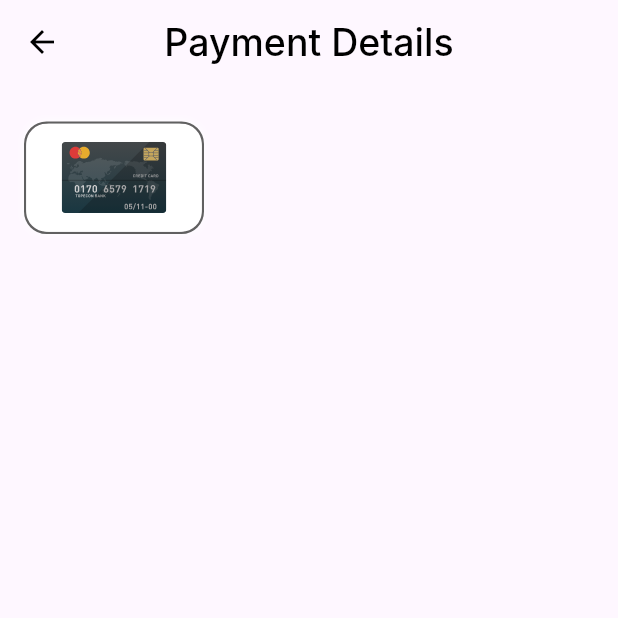
After one commit to ammar74/Payment-Integration, a Flutter app: the screen it shows after launch, after a tap on "Complete Payment", on a phone screen of 412 x 824 dp, the top half of it. The commit adds this screen. Run offline on Flutter 3.47's test engine with Material 3 defaults, Android fonts, the phone set to English and light mode, and no system bars; our stand-ins replace flutter_svg; Roboto replaces fonts that are missing (Inter).

Commit message:
create paymentMethod Item

```diff
--- /dev/null
+++ b/lib/core/widgets/custom_app_bar.dart
@@ -0,0 +1,18 @@
+import 'package:flutter/material.dart';
+import 'package:payment/core/utils/styles.dart';
+
+AppBar buildAppBar({required final String title}) {
+  return AppBar(
+    elevation: 0,
+    backgroundColor: Colors.transparent,
+    leading: IconButton(
+      icon: const Icon(
+        Icons.arrow_back,
+        color: Colors.black,
+      ),
+      onPressed: () {},
+    ),
+    centerTitle: true,
+    title: Text(title, style: Styles.style25),
+  );
+}
--- a/lib/features/payment/presentation/views/my_cart_view.dart
+++ b/lib/features/payment/presentation/views/my_cart_view.dart
@@ -1,5 +1,5 @@
 import 'package:flutter/material.dart';
-import 'package:payment/core/utils/styles.dart';
+import 'package:payment/core/widgets/custom_app_bar.dart';
 import 'package:payment/features/payment/presentation/views/widgets/my_cart_view_body.dart';
 
 class MyCartView extends StatelessWidget {
@@ -8,19 +8,7 @@ class MyCartView extends StatelessWidget {
   @override
   Widget build(BuildContext context) {
     return Scaffold(
-      appBar: AppBar(
-        elevation: 0,
-        backgroundColor: Colors.transparent,
-        leading: IconButton(
-          icon: const Icon(
-            Icons.arrow_back,
-            color: Colors.black,
-          ),
-          onPressed: () {},
-        ),
-        centerTitle: true,
-        title: const Text('My Cart', style: Styles.style25),
-      ),
+      appBar: buildAppBar(title: 'My Cart'),
       body: const MyCartViewBody(),
     );
   }
--- /dev/null
+++ b/lib/features/payment/presentation/views/payment_details_view.dart
@@ -0,0 +1,15 @@
+import 'package:flutter/material.dart';
+import 'package:payment/core/widgets/custom_app_bar.dart';
+import 'package:payment/features/payment/presentation/views/widgets/payment_details_view_body.dart';
+
+class PaymentDetailsView extends StatelessWidget {
+  const PaymentDetailsView({super.key});
+
+  @override
+  Widget build(BuildContext context) {
+    return Scaffold(
+      appBar: buildAppBar(title: 'Payment Details'),
+      body: const PaymentDetailsViewBody(),
+    );
+  }
+}
--- a/lib/features/payment/presentation/views/widgets/my_cart_view_body.dart
+++ b/lib/features/payment/presentation/views/widgets/my_cart_view_body.dart
@@ -1,4 +1,5 @@
 import 'package:flutter/material.dart';
+import 'package:payment/features/payment/presentation/views/payment_details_view.dart';
 import 'package:payment/features/payment/presentation/views/widgets/custom_button.dart';
 import 'package:payment/features/payment/presentation/views/widgets/order_info_item.dart';
 import 'package:payment/features/payment/presentation/views/widgets/total_price.dart';
@@ -46,7 +47,14 @@ class MyCartViewBody extends StatelessWidget {
           const SizedBox(
             height: 16,
           ),
-          const CustomButton(text: 'Complete Payment'),
+          CustomButton(
+            text: 'Complete Payment',
+            onTap: () {
+              Navigator.of(context).push(MaterialPageRoute(builder: (context) {
+                return const PaymentDetailsView();
+              }));
+            },
+          ),
           const SizedBox(
             height: 12,
           ),
--- /dev/null
+++ b/lib/features/payment/presentation/views/widgets/payment_details_view_body.dart
@@ -0,0 +1,24 @@
+import 'package:flutter/material.dart';
+import 'package:payment/features/payment/presentation/views/widgets/payment_method_item.dart';
+
+class PaymentDetailsViewBody extends StatelessWidget {
+  const PaymentDetailsViewBody({super.key});
+
+  @override
+  Widget build(BuildContext context) {
+    return const Padding(
+      padding: EdgeInsets.symmetric(horizontal: 16.0),
+      child: Column(
+        children: [
+          SizedBox(
+            height: 25,
+          ),
+          PaymentMethodItem(
+            image: 'assets/images/card.svg',
+            isActive: false,
+          ),
+        ],
+      ),
+    );
+  }
+}
--- /dev/null
+++ b/lib/features/payment/presentation/views/widgets/payment_method_item.dart
@@ -0,0 +1,48 @@
+import 'package:flutter/material.dart';
+import 'package:flutter_svg/svg.dart';
+
+class PaymentMethodItem extends StatelessWidget {
+  const PaymentMethodItem({
+    super.key,
+    this.isActive = false,
+    required this.image,
+  });
+
+  final bool isActive;
+  final String image;
+
+  @override
+  Widget build(BuildContext context) {
+    return AnimatedContainer(
+      duration: const Duration(milliseconds: 600),
+      width: 120,
+      height: 75,
+      decoration: ShapeDecoration(
+        shape: RoundedRectangleBorder(
+          side: BorderSide(
+              width: 1.50,
+              color: isActive ? const Color(0xFF34A853) : Colors.grey.shade700),
+          borderRadius: BorderRadius.circular(15),
+        ),
+        shadows: [
+          BoxShadow(
+            color: isActive ? const Color(0xFF34A853) : Colors.white,
+            blurRadius: 4,
+            offset: const Offset(0, 0),
+            spreadRadius: 0,
+          )
+        ],
+      ),
+      child: Container(
+        decoration: BoxDecoration(
+            borderRadius: BorderRadius.circular(15), color: Colors.white),
+        child: Center(
+          child: SvgPicture.asset(
+            image,
+            height: 48,
+          ),
+        ),
+      ),
+    );
+  }
+}
--- a/pubspec.yaml
+++ b/pubspec.yaml
@@ -9,11 +9,12 @@ environment:
 dependencies:
   flutter:
     sdk: flutter
+  flutter_svg: ^2.0.9
 
 dev_dependencies:
+  flutter_lints: ^2.0.0
   flutter_test:
     sdk: flutter
-  flutter_lints: ^2.0.0
 
 flutter:
   uses-material-design: true
```
Also changed, not shown: assets/images/card.svg (added), assets/images/paybal.svg (added), pubspec.lock.
